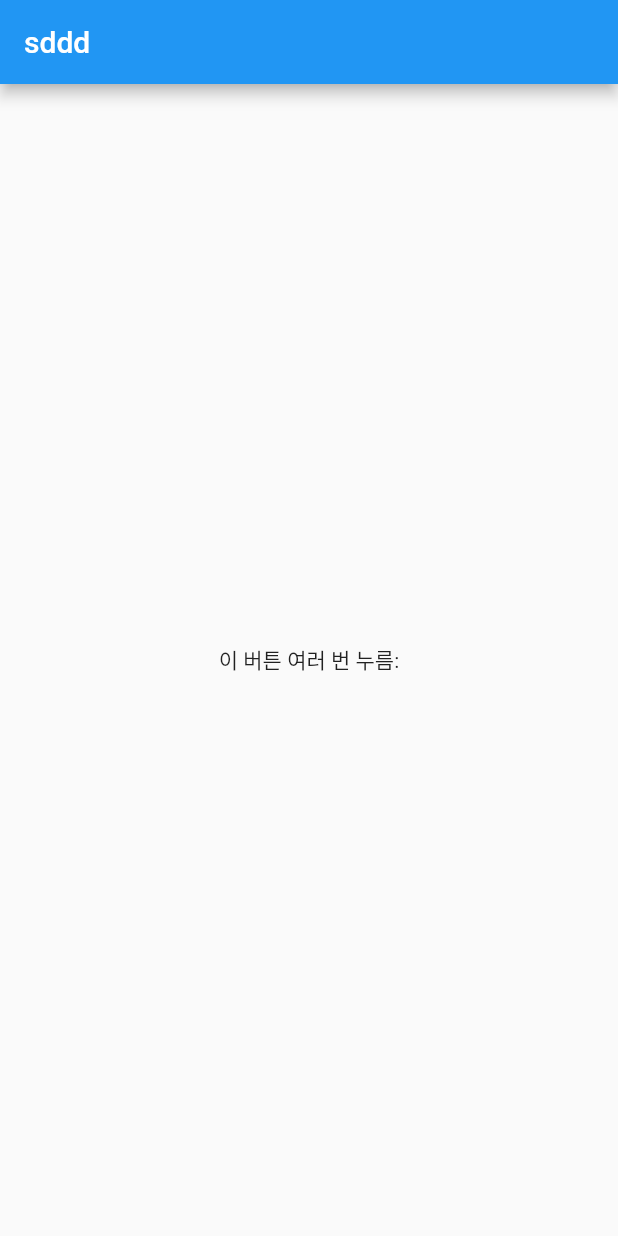
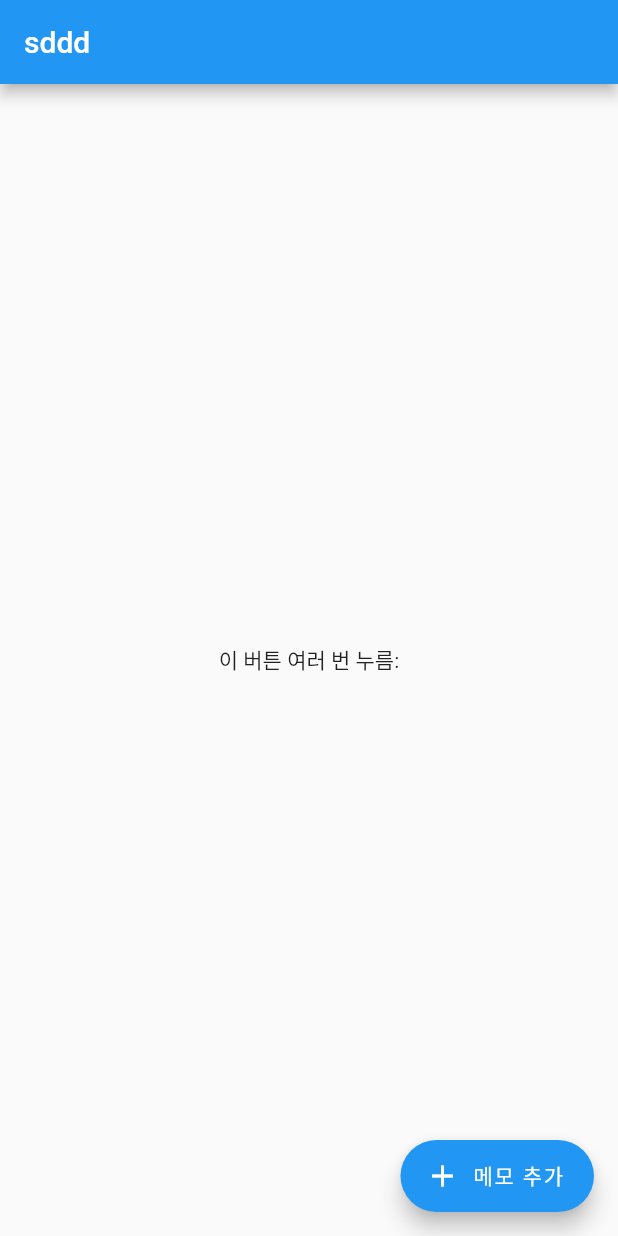
Before and after one commit to fluorjo/flutter_book_report_app, a Flutter app: the screen it shows after launch, on a phone screen of 412 x 824 dp. Run offline on Flutter 3.47's test engine with Material 2 defaults, Android fonts, the phone set to English and light mode, and no system bars; our stand-ins replace flutter_svg, table_calendar.

Commit message:
메모 홈페이지 버튼과 작성 페이지 연결

```diff
--- a/lib/screens/memo_home_page.dart
+++ b/lib/screens/memo_home_page.dart
@@ -1,4 +1,6 @@
+import 'package:flutter/cupertino.dart';
 import 'package:flutter/material.dart';
+import 'memo_write_page.dart';
 
 class memoHomePage extends StatefulWidget {
   const memoHomePage({Key? key, this.title}) : super(key: key);
@@ -25,6 +27,15 @@ class _memoHomePageState extends State<memoHomePage> {
           ],
         ),
       ),
+      floatingActionButton: FloatingActionButton.extended(
+        onPressed: () {
+          Navigator.push(context,
+              CupertinoPageRoute(builder: (context) => memoWritePage()));
+        },
+        tooltip: '메모 추가',
+        label: const Text("메모 추가"),
+        icon: const Icon(Icons.add),
+      ),
     );
   }
 }
```
Also changed, not shown: lib/screens/memo_write_page.dart (+8 -0 lines).
